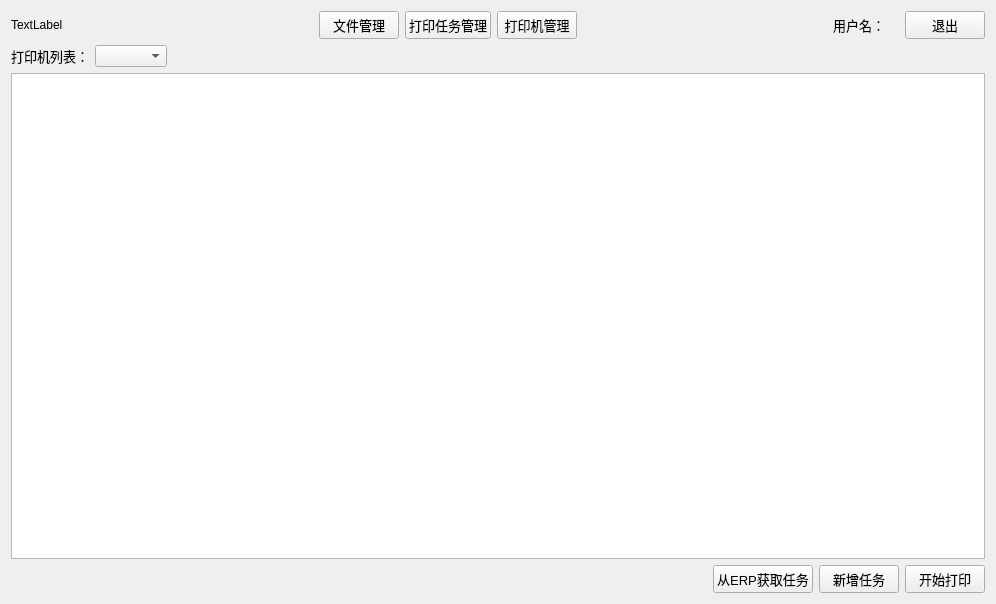
The window that pages/printtaskmanagement.ui (nizqleo/autoprint) describes before a commit, drawn with Qt 5.
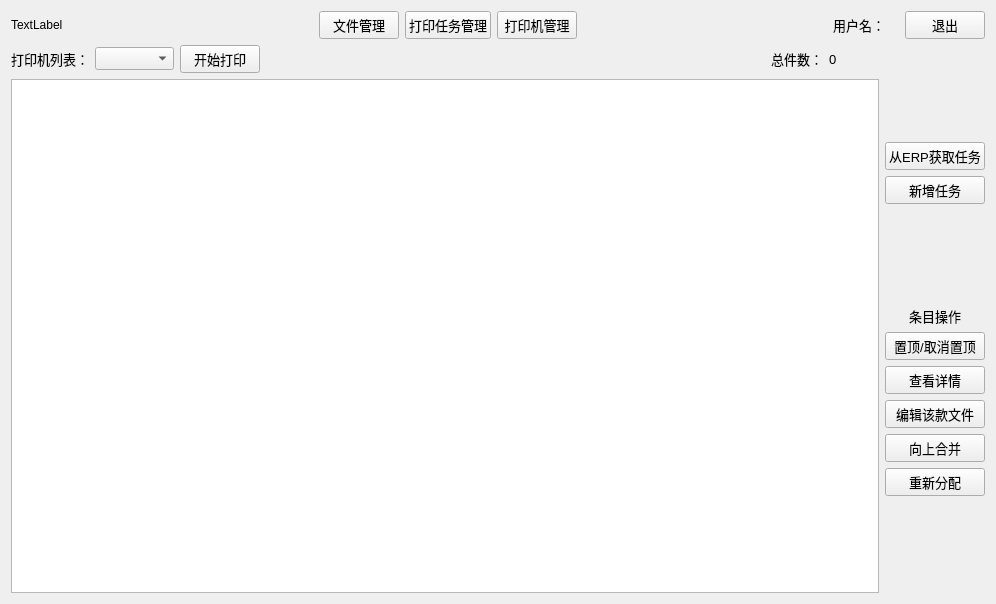
The same window after the commit.

Patch:
```diff
--- a/pages/printtaskmanagement.ui
+++ b/pages/printtaskmanagement.ui
@@ -18,6 +18,9 @@
     <layout class="QVBoxLayout" name="verticalLayout">
      <item>
       <layout class="QHBoxLayout" name="horizontalLayout_2">
+       <item>
+        <layout class="QHBoxLayout" name="horizontalLayout_6"/>
+       </item>
        <item>
         <widget class="QLabel" name="logoLabel">
          <property name="text">
@@ -134,53 +137,117 @@
       </layout>
      </item>
      <item>
-      <layout class="QVBoxLayout" name="verticalLayout_2">
+      <layout class="QHBoxLayout" name="horizontalLayout_7">
        <item>
-        <layout class="QHBoxLayout" name="horizontalLayout">
+        <layout class="QVBoxLayout" name="verticalLayout_2">
          <item>
-          <widget class="QLabel" name="label_3">
+          <layout class="QHBoxLayout" name="horizontalLayout">
+           <item>
+            <widget class="QLabel" name="label_3">
+             <property name="font">
+              <font>
+               <pointsize>10</pointsize>
+              </font>
+             </property>
+             <property name="text">
+              <string>打印机列表：</string>
+             </property>
+            </widget>
+           </item>
+           <item>
+            <widget class="QComboBox" name="comboBox">
+             <property name="font">
+              <font>
+               <pointsize>10</pointsize>
+              </font>
+             </property>
+            </widget>
+           </item>
+           <item>
+            <widget class="QPushButton" name="startPrint_button">
+             <property name="font">
+              <font>
+               <pointsize>10</pointsize>
+              </font>
+             </property>
+             <property name="text">
+              <string>开始打印</string>
+             </property>
+            </widget>
+           </item>
+           <item>
+            <spacer name="horizontalSpacer">
+             <property name="orientation">
+              <enum>Qt::Horizontal</enum>
+             </property>
+             <property name="sizeHint" stdset="0">
+              <size>
+               <width>40</width>
+               <height>20</height>
+              </size>
+             </property>
+            </spacer>
+           </item>
+           <item>
+            <widget class="QLabel" name="label_5">
+             <property name="font">
+              <font>
+               <pointsize>10</pointsize>
+              </font>
+             </property>
+             <property name="text">
+              <string>总件数：</string>
+             </property>
+            </widget>
+           </item>
+           <item>
+            <widget class="QLabel" name="num_label">
+             <property name="minimumSize">
+              <size>
+               <width>50</width>
+               <height>0</height>
+              </size>
+             </property>
+             <property name="font">
+              <font>
+               <pointsize>10</pointsize>
+              </font>
+             </property>
+             <property name="text">
+              <string>0</string>
+             </property>
+            </widget>
+           </item>
+          </layout>
+         </item>
+         <item>
+          <widget class="QTableView" name="tableView">
            <property name="font">
             <font>
              <pointsize>10</pointsize>
             </font>
            </property>
-           <property name="text">
-            <string>打印机列表：</string>
+           <property name="editTriggers">
+            <set>QAbstractItemView::NoEditTriggers</set>
+           </property>
+           <property name="selectionBehavior">
+            <enum>QAbstractItemView::SelectRows</enum>
            </property>
           </widget>
          </item>
-         <item>
-          <widget class="QComboBox" name="comboBox"/>
-         </item>
-         <item>
-          <spacer name="horizontalSpacer_3">
-           <property name="orientation">
-            <enum>Qt::Horizontal</enum>
-           </property>
-           <property name="sizeHint" stdset="0">
-            <size>
-             <width>40</width>
-             <height>20</height>
-            </size>
-           </property>
-          </spacer>
-         </item>
         </layout>
        </item>
        <item>
-        <widget class="QTableWidget" name="tableWidget"/>
-       </item>
-       <item>
-        <layout class="QHBoxLayout" name="horizontalLayout_6">
+        <layout class="QVBoxLayout" name="verticalLayout_3">
          <item>
-          <spacer name="horizontalSpacer">
+          <spacer name="verticalSpacer_2">
            <property name="orientation">
-            <enum>Qt::Horizontal</enum>
+            <enum>Qt::Vertical</enum>
            </property>
            <property name="sizeHint" stdset="0">
             <size>
-             <width>40</width>
-             <height>20</height>
+             <width>20</width>
+             <height>40</height>
             </size>
            </property>
           </spacer>
@@ -210,17 +277,110 @@
           </widget>
          </item>
          <item>
-          <widget class="QPushButton" name="startprint_button">
+          <spacer name="verticalSpacer">
+           <property name="orientation">
+            <enum>Qt::Vertical</enum>
+           </property>
+           <property name="sizeHint" stdset="0">
+            <size>
+             <width>20</width>
+             <height>40</height>
+            </size>
+           </property>
+          </spacer>
+         </item>
+         <item>
+          <widget class="QLabel" name="label_4">
            <property name="font">
             <font>
              <pointsize>10</pointsize>
             </font>
            </property>
            <property name="text">
-            <string>开始打印</string>
+            <string>条目操作</string>
            </property>
+           <property name="alignment">
+            <set>Qt::AlignCenter</set>
+           </property>
           </widget>
          </item>
+         <item>
+          <layout class="QHBoxLayout" name="horizontalLayout_8">
+           <item>
+            <widget class="QPushButton" name="up_button">
+             <property name="font">
+              <font>
+               <pointsize>10</pointsize>
+              </font>
+             </property>
+             <property name="text">
+              <string>置顶/取消置顶</string>
+             </property>
+            </widget>
+           </item>
+          </layout>
+         </item>
+         <item>
+          <widget class="QPushButton" name="detail_button">
+           <property name="font">
+            <font>
+             <pointsize>10</pointsize>
+            </font>
+           </property>
+           <property name="text">
+            <string>查看详情</string>
+           </property>
+          </widget>
+         </item>
+         <item>
+          <widget class="QPushButton" name="edit_button">
+           <property name="font">
+            <font>
+             <pointsize>10</pointsize>
+            </font>
+           </property>
+           <property name="text">
+            <string>编辑该款文件</string>
+           </property>
+          </widget>
+         </item>
+         <item>
+          <widget class="QPushButton" name="combine_button">
+           <property name="font">
+            <font>
+             <pointsize>10</pointsize>
+            </font>
+           </property>
+           <property name="text">
+            <string>向上合并</string>
+           </property>
+          </widget>
+         </item>
+         <item>
+          <widget class="QPushButton" name="reassign_button">
+           <property name="font">
+            <font>
+             <pointsize>10</pointsize>
+            </font>
+           </property>
+           <property name="text">
+            <string>重新分配</string>
+           </property>
+          </widget>
+         </item>
+         <item>
+          <spacer name="verticalSpacer_3">
+           <property name="orientation">
+            <enum>Qt::Vertical</enum>
+           </property>
+           <property name="sizeHint" stdset="0">
+            <size>
+             <width>20</width>
+             <height>40</height>
+            </size>
+           </property>
+          </spacer>
+         </item>
         </layout>
        </item>
       </layout>
```
